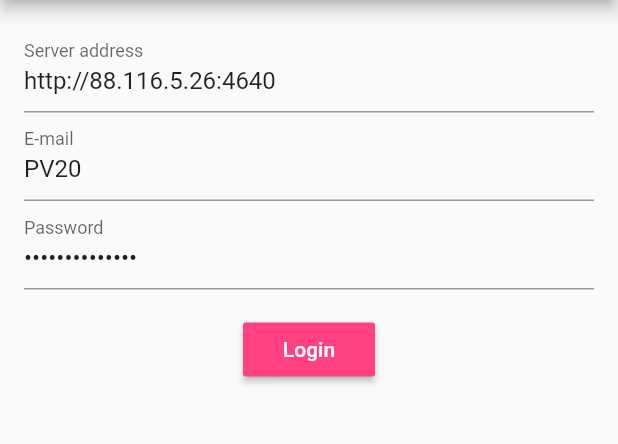
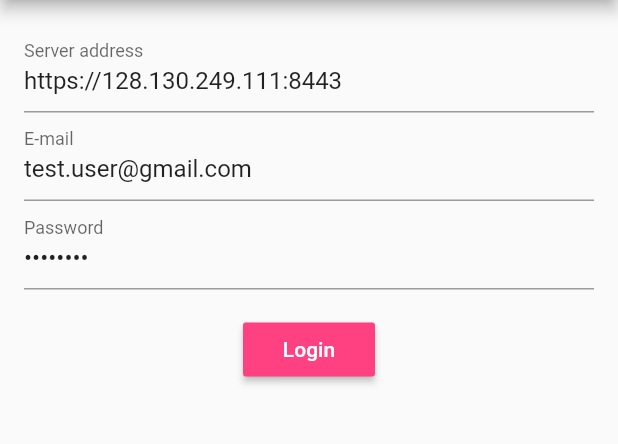
Before and after one commit to fuvidani/flutter-healthbook, a Flutter app: the screen it shows after launch, on a phone screen of 412 x 824 dp, the part 84-528 px from its top. Run offline on Flutter 3.47's test engine with Material 2 defaults, Android fonts, the phone set to English and light mode, and no system bars; our stand-ins replace image_picker, shared_preferences, tuple.

Commit message:
adapt login http call to backend's certificate conditions

```diff
--- a/lib/model/models.dart
+++ b/lib/model/models.dart
@@ -127,7 +127,7 @@ class AuthRequest {
 
   // TODO change json attribute from username to email for production
   Map<String, dynamic> toJson() => {
-        'username': email,
+        'email': email,
         'password': password,
       };
 }
--- a/lib/screens/login_page.dart
+++ b/lib/screens/login_page.dart
@@ -20,8 +20,9 @@ class LoginPage extends StatefulWidget {
 }
 
 class _LoginPageState extends State<LoginPage> {
-  GlobalKey<ScaffoldState> _scaffoldKey = new GlobalKey();
+  final GlobalKey<ScaffoldState> _scaffoldKey = new GlobalKey();
   final formKey = new GlobalKey<FormState>();
+  final HttpClient _httpClient = new HttpClient();
   bool isLoading = false;
   String _apiAddress;
   String _email;
@@ -49,36 +50,41 @@ class _LoginPageState extends State<LoginPage> {
   }
 
   Future<bool> _performLogin() async {
-    AuthRequest request = new AuthRequest(_email, _password);
+    _httpClient.badCertificateCallback =
+        (X509Certificate cert, String host, int port) => true;
+    final http.IOClient ioClient = new http.IOClient(_httpClient);
+    final AuthRequest request = new AuthRequest(_email, _password);
     print(jsonEncode(request.toJson()));
     try {
-      http.Response response = await http.post(
-          '$_apiAddress/api/auth/login',
+      final http.Response response = await ioClient.post('$_apiAddress/auth',
           headers: {
             HttpHeaders.CONTENT_TYPE: ContentType.JSON.value,
             HttpHeaders.ACCEPT: ContentType.JSON.value,
           },
           body: jsonEncode(request.toJson()));
-      if (response != null && response.statusCode != 200) {
+      final Map data = json.decode(response.body);
+      if (response.statusCode != 200) {
         final snackBar = new SnackBar(
-            content: new Text(response.statusCode == 401
+            content: new Text(response.statusCode == 401 ||
+                    data['message'] != null &&
+                        data['message'].toString() == 'Invalid Credentials'
                 ? "Invalid credentials"
-                : "Backend not avaiable, check connection"));
+                : "Backend not available, check connection"));
         _scaffoldKey.currentState.showSnackBar(snackBar);
         return false;
       } else {
-        Map data = json.decode(response.body);
         final String token = data['token'];
         print(token);
         SharedPreferences prefs = await SharedPreferences.getInstance();
         await prefs.setString(API_ADDRESS_KEY, _apiAddress);
         await prefs.setString(TOKEN_KEY, token);
-        await prefs.setString(USER_ID_KEY, "12323144");
+        await prefs.setString(USER_ID_KEY, "5b05529ba7b11b0001dddb53");
         return true;
       }
-    } on Exception {
+    } catch (e) {
+      print(e);
       final snackBar = new SnackBar(
-          content: new Text("Backend not avaiable, check connection"));
+          content: new Text("Backend not available, check connection"));
       _scaffoldKey.currentState.showSnackBar(snackBar);
       return false;
     }
@@ -101,19 +107,26 @@ class _LoginPageState extends State<LoginPage> {
               children: [
                 new TextFormField(
                   decoration: new InputDecoration(labelText: 'Server address'),
-                  validator: (val) =>
-                      !val.contains(':') || (!val.contains('http://') && !val.contains('https://'))? 'Invalid address' : null,
+                  validator: (val) => !val.contains(':') ||
+                          (!val.contains('http://') &&
+                              !val.contains('https://'))
+                      ? 'Invalid address'
+                      : null,
                   onSaved: (val) => _apiAddress = val,
-                  initialValue: "http://88.116.5.26:4640",
+                  //initialValue: "http://88.116.5.26:4640",
+                  initialValue: "https://128.130.249.111:8443",
+                  enabled: !isLoading,
                 ),
                 new TextFormField(
                   decoration: new InputDecoration(labelText: 'E-mail'),
                   validator: (val) =>
-                  // TODO change validation pattern for production
+                      // TODO change validation pattern for production
                       //!val.contains('@') || !val.contains(".") ? 'Invalid e-mail address' : null,
                       val.trim().isEmpty ? 'Invalid e-mail address' : null,
                   onSaved: (val) => _email = val,
-                  initialValue: "PV20",
+                  //initialValue: "PV20",
+                  initialValue: "test.user@gmail.com",
+                  enabled: !isLoading,
                 ),
                 new TextFormField(
                   decoration: new InputDecoration(labelText: 'Password'),
@@ -121,7 +134,9 @@ class _LoginPageState extends State<LoginPage> {
                       val.length < 3 ? 'Password too short.' : null,
                   onSaved: (val) => _password = val,
                   obscureText: true,
-                  initialValue: "w9A7d7B2Xzhq74",
+                  //initialValue: "w9A7d7B2Xzhq74",
+                  initialValue: "password",
+                  enabled: !isLoading,
                 ),
                 new Container(
                     child: isLoading
```
